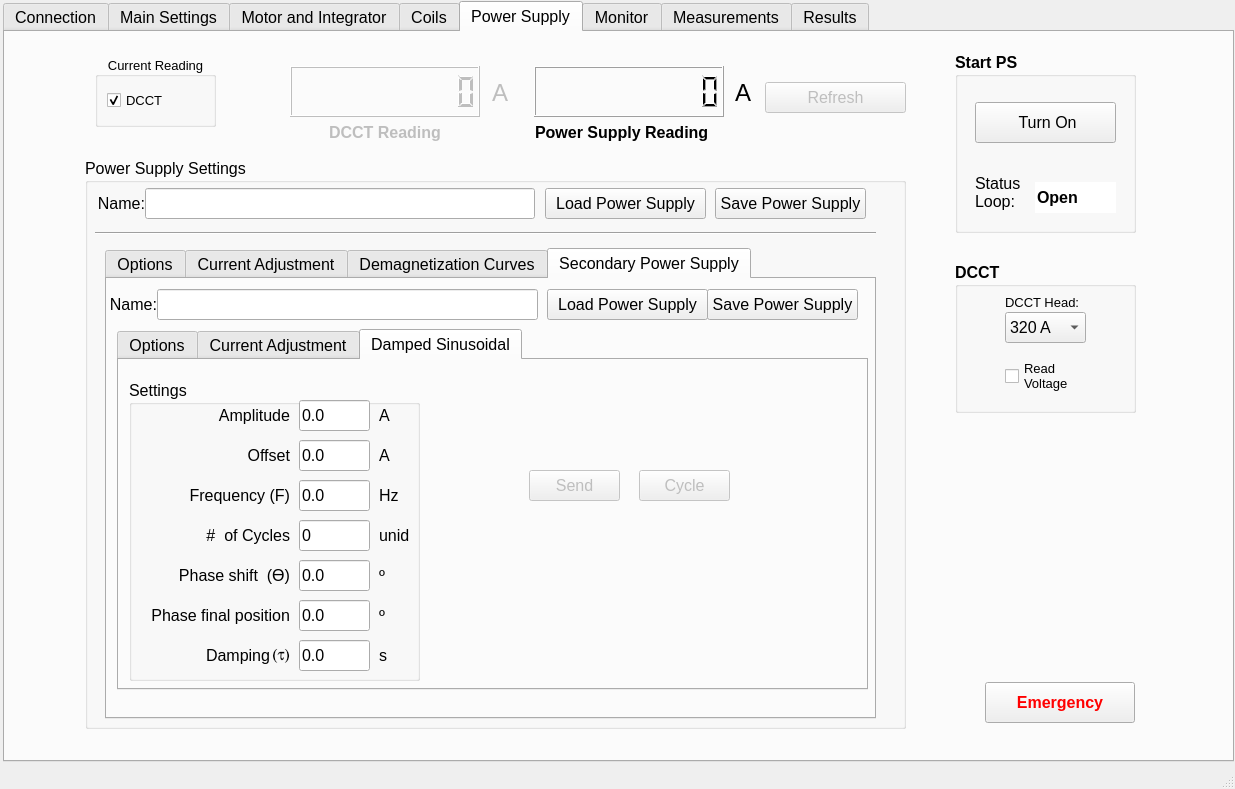
First picture: the form in Rotating Coil v3/Rotating_Coil_Interface_v3.ui, repository lnls-ima/rotating-coil-software, before the edit.
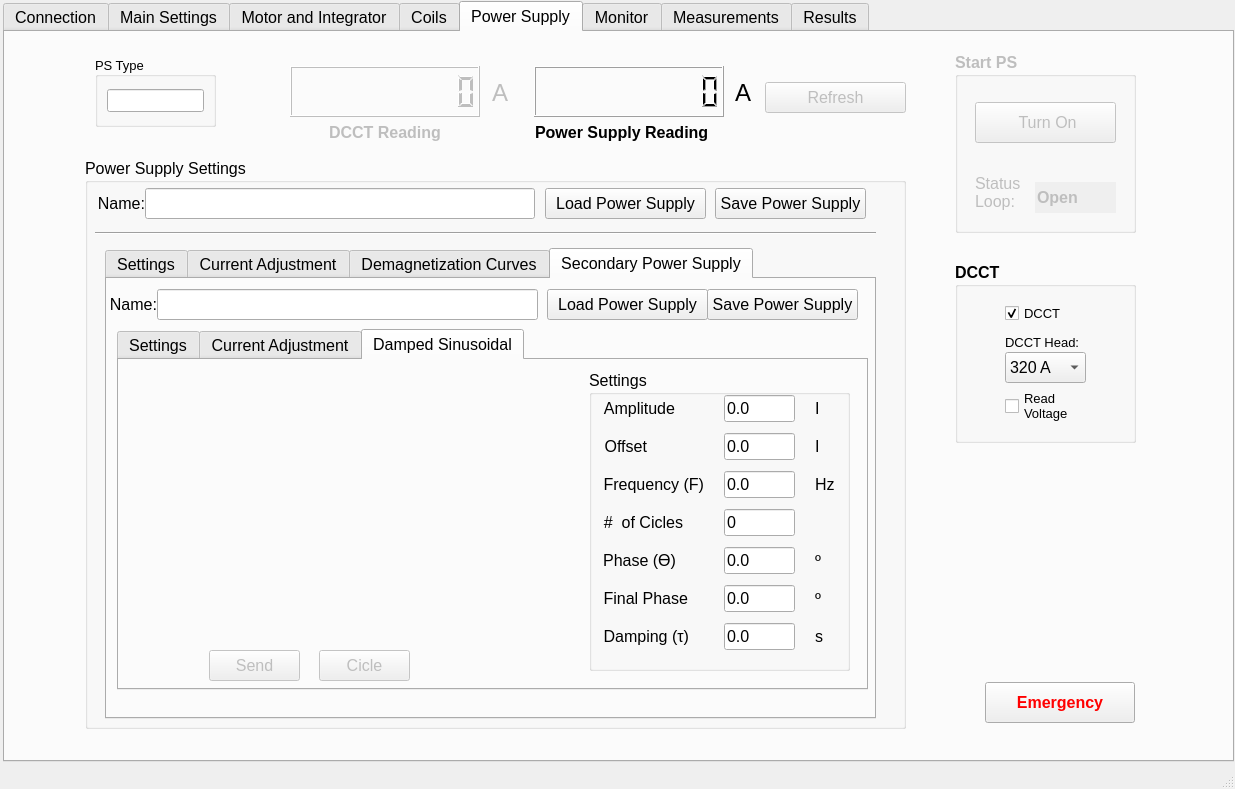
Second picture: the form after the edit. The open tabs and pages were chosen to show the change. Icons and pictures are not drawn. Custom widgets are drawn as their Qt base class.

Patch:
```diff
--- a/Rotating Coil v3/Rotating_Coil_Interface_v3.ui
+++ b/Rotating Coil v3/Rotating_Coil_Interface_v3.ui
@@ -2517,7 +2517,7 @@
        </property>
        <widget class="QWidget" name="tab_2">
         <attribute name="title">
-         <string>Options</string>
+         <string>Settings</string>
         </attribute>
         <widget class="QTextBrowser" name="textBrowser">
          <property name="enabled">
@@ -3884,7 +3884,7 @@
          </property>
          <widget class="QWidget" name="tab_17">
           <attribute name="title">
-           <string>Options</string>
+           <string>Settings</string>
           </attribute>
           <widget class="QGroupBox" name="groupBox_9">
            <property name="geometry">
@@ -4463,8 +4463,8 @@
            </property>
            <property name="geometry">
             <rect>
-             <x>410</x>
-             <y>110</y>
+             <x>90</x>
+             <y>290</y>
              <width>91</width>
              <height>31</height>
             </rect>
@@ -4489,14 +4489,14 @@
            </property>
            <property name="geometry">
             <rect>
-             <x>520</x>
-             <y>110</y>
+             <x>200</x>
+             <y>290</y>
              <width>91</width>
              <height>31</height>
             </rect>
            </property>
            <property name="text">
-            <string>Cycle</string>
+            <string>Cicle</string>
            </property>
            <property name="icon">
             <iconset resource="resource_file.qrc">
@@ -4512,330 +4512,424 @@
           <widget class="QGroupBox" name="groupBox_23">
            <property name="geometry">
             <rect>
-             <x>10</x>
-             <y>20</y>
-             <width>291</width>
+             <x>470</x>
+             <y>10</y>
+             <width>261</width>
              <height>301</height>
             </rect>
            </property>
            <property name="title">
             <string>Settings</string>
            </property>
-           <widget class="QLineEdit" name="le_damp_sin_Ampl_2">
+           <widget class="QWidget" name="layoutWidget">
             <property name="geometry">
              <rect>
-              <x>170</x>
-              <y>20</y>
-              <width>71</width>
-              <height>31</height>
-             </rect>
-            </property>
-            <property name="text">
-             <string>0.0</string>
-            </property>
-           </widget>
-           <widget class="QLineEdit" name="le_damp_sin_Offset_2">
-            <property name="geometry">
-             <rect>
-              <x>170</x>
-              <y>60</y>
-              <width>71</width>
-              <height>31</height>
-             </rect>
-            </property>
-            <property name="text">
-             <string>0.0</string>
-            </property>
-           </widget>
-           <widget class="QLabel" name="label_104">
-            <property name="geometry">
-             <rect>
               <x>0</x>
               <y>20</y>
-              <width>161</width>
-              <height>31</height>
+              <width>261</width>
+              <height>271</height>
              </rect>
             </property>
-            <property name="text">
-             <string>Amplitude</string>
-            </property>
-            <property name="alignment">
-             <set>Qt::AlignRight|Qt::AlignTrailing|Qt::AlignVCenter</set>
-            </property>
+            <layout class="QGridLayout" name="gridLayout_16">
+             <item row="0" column="0">
+              <widget class="QLabel" name="label_104">
+               <property name="sizePolicy">
+                <sizepolicy hsizetype="Maximum" vsizetype="Preferred">
+                 <horstretch>0</horstretch>
+                 <verstretch>0</verstretch>
+                </sizepolicy>
+               </property>
+               <property name="text">
+                <string>Amplitude</string>
+               </property>
+               <property name="alignment">
+                <set>Qt::AlignRight|Qt::AlignTrailing|Qt::AlignVCenter</set>
+               </property>
+              </widget>
+             </item>
+             <item row="0" column="1">
+              <widget class="QLineEdit" name="le_damp_sin_Ampl_2">
+               <property name="sizePolicy">
+                <sizepolicy hsizetype="Fixed" vsizetype="Fixed">
+                 <horstretch>0</horstretch>
+                 <verstretch>0</verstretch>
+                </sizepolicy>
+               </property>
+               <property name="minimumSize">
+                <size>
+                 <width>71</width>
+                 <height>0</height>
+                </size>
+               </property>
+               <property name="maximumSize">
+                <size>
+                 <width>71</width>
+                 <height>16777215</height>
+                </size>
+               </property>
+               <property name="text">
+                <string>0.0</string>
+               </property>
+              </widget>
+             </item>
+             <item row="0" column="2">
+              <widget class="QLabel" name="label_206">
+               <property name="sizePolicy">
+                <sizepolicy hsizetype="Maximum" vsizetype="Preferred">
+                 <horstretch>0</horstretch>
+                 <verstretch>0</verstretch>
+                </sizepolicy>
+               </property>
+               <property name="text">
+                <string>I</string>
+               </property>
+              </widget>
+             </item>
+             <item row="1" column="0">
+              <widget class="QLabel" name="label_208">
+               <property name="sizePolicy">
+                <sizepolicy hsizetype="Maximum" vsizetype="Preferred">
+                 <horstretch>0</horstretch>
+                 <verstretch>0</verstretch>
+                </sizepolicy>
+               </property>
+               <property name="text">
+                <string>Offset</string>
+               </property>
+               <property name="alignment">
+                <set>Qt::AlignRight|Qt::AlignTrailing|Qt::AlignVCenter</set>
+               </property>
+              </widget>
+             </item>
+             <item row="1" column="1">
+              <widget class="QLineEdit" name="le_damp_sin_Offset_2">
+               <property name="sizePolicy">
+                <sizepolicy hsizetype="Fixed" vsizetype="Fixed">
+                 <horstretch>0</horstretch>
+                 <verstretch>0</verstretch>
+                </sizepolicy>
+               </property>
+               <property name="minimumSize">
+                <size>
+                 <width>71</width>
+                 <height>0</height>
+                </size>
+               </property>
+               <property name="maximumSize">
+                <size>
+                 <width>71</width>
+                 <height>16777215</height>
+                </size>
+               </property>
+               <property name="text">
+                <string>0.0</string>
+               </property>
+              </widget>
+             </item>
+             <item row="1" column="2">
+              <widget class="QLabel" name="label_207">
+               <property name="sizePolicy">
+                <sizepolicy hsizetype="Maximum" vsizetype="Preferred">
+                 <horstretch>0</horstretch>
+                 <verstretch>0</verstretch>
+                </sizepolicy>
+               </property>
+               <property name="text">
+                <string>I</string>
+               </property>
+              </widget>
+             </item>
+             <item row="2" column="0">
+              <widget class="QLabel" name="label_212">
+               <property name="sizePolicy">
+                <sizepolicy hsizetype="Maximum" vsizetype="Preferred">
+                 <horstretch>0</horstretch>
+                 <verstretch>0</verstretch>
+                </sizepolicy>
+               </property>
+               <property name="text">
+                <string>Frequency (F)</string>
+               </property>
+               <property name="alignment">
+                <set>Qt::AlignRight|Qt::AlignTrailing|Qt::AlignVCenter</set>
+               </property>
+              </widget>
+             </item>
+             <item row="2" column="1">
+              <widget class="QLineEdit" name="le_damp_sin_Freq_2">
+               <property name="sizePolicy">
+                <sizepolicy hsizetype="Fixed" vsizetype="Fixed">
+                 <horstretch>0</horstretch>
+                 <verstretch>0</verstretch>
+                </sizepolicy>
+               </property>
+               <property name="minimumSize">
+                <size>
+                 <width>71</width>
+                 <height>0</height>
+                </size>
+               </property>
+               <property name="maximumSize">
+                <size>
+                 <width>71</width>
+                 <height>16777215</height>
+                </size>
+               </property>
+               <property name="text">
+                <string>0.0</string>
+               </property>
+              </widget>
+             </item>
+             <item row="2" column="2">
+              <widget class="QLabel" name="label_210">
+               <property name="sizePolicy">
+                <sizepolicy hsizetype="Maximum" vsizetype="Preferred">
+                 <horstretch>0</horstretch>
+                 <verstretch>0</verstretch>
+                </sizepolicy>
+               </property>
+               <property name="text">
+                <string>Hz</string>
+               </property>
+              </widget>
+             </item>
+             <item row="3" column="0">
+              <widget class="QLabel" name="label_215">
+               <property name="sizePolicy">
+                <sizepolicy hsizetype="Maximum" vsizetype="Preferred">
+                 <horstretch>0</horstretch>
+                 <verstretch>0</verstretch>
+                </sizepolicy>
+               </property>
+               <property name="text">
+                <string>#  of Cicles</string>
+               </property>
+               <property name="alignment">
+                <set>Qt::AlignRight|Qt::AlignTrailing|Qt::AlignVCenter</set>
+               </property>
+              </widget>
+             </item>
+             <item row="3" column="1">
+              <widget class="QLineEdit" name="le_damp_sin_nCicles_2">
+               <property name="sizePolicy">
+                <sizepolicy hsizetype="Fixed" vsizetype="Fixed">
+                 <horstretch>0</horstretch>
+                 <verstretch>0</verstretch>
+                </sizepolicy>
+               </property>
+               <property name="minimumSize">
+                <size>
+                 <width>71</width>
+                 <height>0</height>
+                </size>
+               </property>
+               <property name="maximumSize">
+                <size>
+                 <width>71</width>
+                 <height>16777215</height>
+                </size>
+               </property>
+               <property name="text">
+                <string>0</string>
+               </property>
+              </widget>
+             </item>
+             <item row="3" column="2">
+              <widget class="QLabel" name="label_214">
+               <property name="sizePolicy">
+                <sizepolicy hsizetype="Maximum" vsizetype="Preferred">
+                 <horstretch>0</horstretch>
+                 <verstretch>0</verstretch>
+                </sizepolicy>
+               </property>
+               <property name="text">
+                <string/>
+               </property>
+              </widget>
+             </item>
+             <item row="4" column="0">
+              <widget class="QLabel" name="label_169">
+               <property name="sizePolicy">
+                <sizepolicy hsizetype="Maximum" vsizetype="Preferred">
+                 <horstretch>0</horstretch>
+                 <verstretch>0</verstretch>
+                </sizepolicy>
+               </property>
+               <property name="text">
+                <string>Phase (ϴ)</string>
+               </property>
+               <property name="alignment">
+                <set>Qt::AlignRight|Qt::AlignTrailing|Qt::AlignVCenter</set>
+               </property>
+              </widget>
+             </item>
+             <item row="4" column="1">
+              <widget class="QLineEdit" name="le_damp_sin_phaseShift_2">
+               <property name="sizePolicy">
+                <sizepolicy hsizetype="Fixed" vsizetype="Fixed">
+                 <horstretch>0</horstretch>
+                 <verstretch>0</verstretch>
+                </sizepolicy>
+               </property>
+               <property name="minimumSize">
+                <size>
+                 <width>71</width>
+                 <height>0</height>
+                </size>
+               </property>
+               <property name="maximumSize">
+                <size>
+                 <width>71</width>
+                 <height>16777215</height>
+                </size>
+               </property>
+               <property name="text">
+                <string>0.0</string>
+               </property>
+              </widget>
+             </item>
+             <item row="4" column="2">
+              <widget class="QLabel" name="label_209">
+               <property name="sizePolicy">
+                <sizepolicy hsizetype="Maximum" vsizetype="Preferred">
+                 <horstretch>0</horstretch>
+                 <verstretch>0</verstretch>
+                </sizepolicy>
+               </property>
+               <property name="text">
+                <string>º</string>
+               </property>
+              </widget>
+             </item>
+             <item row="5" column="0">
+              <widget class="QLabel" name="label_213">
+               <property name="sizePolicy">
+                <sizepolicy hsizetype="Maximum" vsizetype="Preferred">
+                 <horstretch>0</horstretch>
+                 <verstretch>0</verstretch>
+                </sizepolicy>
+               </property>
+               <property name="text">
+                <string>Final Phase</string>
+               </property>
+               <property name="alignment">
+                <set>Qt::AlignRight|Qt::AlignTrailing|Qt::AlignVCenter</set>
+               </property>
+              </widget>
+             </item>
+             <item row="5" column="1">
+              <widget class="QLineEdit" name="le_damp_sin_finalPhase_2">
+               <property name="sizePolicy">
+                <sizepolicy hsizetype="Fixed" vsizetype="Fixed">
+                 <horstretch>0</horstretch>
+                 <verstretch>0</verstretch>
+                </sizepolicy>
+               </property>
+               <property name="minimumSize">
+                <size>
+                 <width>71</width>
+                 <height>0</height>
+                </size>
+               </property>
+               <property name="maximumSize">
+                <size>
+                 <width>71</width>
+                 <height>16777215</height>
+                </size>
+               </property>
+               <property name="text">
+                <string>0.0</string>
+               </property>
+              </widget>
+             </item>
+             <item row="5" column="2">
+              <widget class="QLabel" name="label_211">
+               <property name="sizePolicy">
+                <sizepolicy hsizetype="Maximum" vsizetype="Preferred">
+                 <horstretch>0</horstretch>
+                 <verstretch>0</verstretch>
+                </sizepolicy>
+               </property>
+               <property name="text">
+                <string>º</string>
+               </property>
+              </widget>
+             </item>
+             <item row="6" column="0">
+              <widget class="QLabel" name="label_217">
+               <property name="sizePolicy">
+                <sizepolicy hsizetype="Maximum" vsizetype="Preferred">
+                 <horstretch>0</horstretch>
+                 <verstretch>0</verstretch>
+                </sizepolicy>
+               </property>
+               <property name="text">
+                <string>Damping (τ)</string>
+               </property>
+               <property name="alignment">
+                <set>Qt::AlignRight|Qt::AlignTrailing|Qt::AlignVCenter</set>
+               </property>
+              </widget>
+             </item>
+             <item row="6" column="1">
+              <widget class="QLineEdit" name="le_damp_sin_Damping_2">
+               <property name="sizePolicy">
+                <sizepolicy hsizetype="Fixed" vsizetype="Fixed">
+                 <horstretch>0</horstretch>
+                 <verstretch>0</verstretch>
+                </sizepolicy>
+               </property>
+               <property name="minimumSize">
+                <size>
+                 <width>71</width>
+                 <height>0</height>
+                </size>
+               </property>
+               <property name="maximumSize">
+                <size>
+                 <width>71</width>
+                 <height>16777215</height>
+                </size>
+               </property>
+               <property name="text">
+                <string>0.0</string>
+               </property>
+              </widget>
+             </item>
+             <item row="6" column="2">
+              <widget class="QLabel" name="label_216">
+               <property name="sizePolicy">
+                <sizepolicy hsizetype="Maximum" vsizetype="Preferred">
+                 <horstretch>0</horstretch>
+                 <verstretch>0</verstretch>
+                </sizepolicy>
+               </property>
+               <property name="text">
+                <string>s</string>
+               </property>
+              </widget>
+             </item>
+            </layout>
            </widget>
-           <widget class="QLabel" name="label_169">
-            <property name="geometry">
-             <rect>
-              <x>0</x>
-              <y>180</y>
-              <width>161</width>
-              <height>31</height>
-             </rect>
-            </property>
-            <property name="text">
-             <string>Phase shift  (ϴ)</string>
-            </property>
-            <property name="alignment">
-             <set>Qt::AlignRight|Qt::AlignTrailing|Qt::AlignVCenter</set>
-            </property>
-           </widget>
-           <widget class="QLabel" name="label_206">
-            <property name="geometry">
-             <rect>
-              <x>250</x>
-              <y>20</y>
-              <width>41</width>
-              <height>31</height>
-             </rect>
-            </property>
-            <property name="text">
-             <string>A </string>
-            </property>
-           </widget>
-           <widget class="QLabel" name="label_207">
-            <property name="geometry">
-             <rect>
-              <x>250</x>
-              <y>60</y>
-              <width>21</width>
-              <height>31</height>
-             </rect>
-            </property>
-            <property name="text">
-             <string>A</string>
-            </property>
-           </widget>
-           <widget class="QLineEdit" name="le_damp_sin_phaseShift_2">
-            <property name="geometry">
-             <rect>
-              <x>170</x>
-              <y>180</y>
-              <width>71</width>
-              <height>31</height>
-             </rect>
-            </property>
-            <property name="text">
-             <string>0.0</string>
-            </property>
-           </widget>
-           <widget class="QLabel" name="label_208">
-            <property name="geometry">
-             <rect>
-              <x>0</x>
-              <y>60</y>
-              <width>161</width>
-              <height>31</height>
-             </rect>
-            </property>
-            <property name="text">
-             <string>Offset</string>
-            </property>
-            <property name="alignment">
-             <set>Qt::AlignRight|Qt::AlignTrailing|Qt::AlignVCenter</set>
-            </property>
-           </widget>
-           <widget class="QLabel" name="label_209">
-            <property name="geometry">
-             <rect>
-              <x>250</x>
-              <y>180</y>
-              <width>21</width>
-              <height>31</height>
-             </rect>
-            </property>
-            <property name="text">
-             <string>º</string>
-            </property>
-           </widget>
-           <widget class="QLabel" name="label_210">
-            <property name="geometry">
-             <rect>
-              <x>250</x>
-              <y>100</y>
-              <width>31</width>
-              <height>31</height>
-             </rect>
-            </property>
-            <property name="text">
-             <string>Hz</string>
-            </property>
-           </widget>
-           <widget class="QLineEdit" name="le_damp_sin_Freq_2">
-            <property name="geometry">
-             <rect>
-              <x>170</x>
-              <y>100</y>
-              <width>71</width>
-              <height>31</height>
-             </rect>
-            </property>
-            <property name="text">
-             <string>0.0</string>
-            </property>
-           </widget>
-           <widget class="QLabel" name="label_211">
-            <property name="geometry">
-             <rect>
-              <x>250</x>
-              <y>220</y>
-              <width>21</width>
-              <height>31</height>
-             </rect>
-            </property>
-            <property name="text">
-             <string>º</string>
-            </property>
-           </widget>
-           <widget class="QLabel" name="label_212">
-            <property name="geometry">
-             <rect>
-              <x>0</x>
-              <y>100</y>
-              <width>161</width>
-              <height>31</height>
-             </rect>
-            </property>
-            <property name="text">
-             <string>Frequency (F)</string>
-            </property>
-            <property name="alignment">
-             <set>Qt::AlignRight|Qt::AlignTrailing|Qt::AlignVCenter</set>
-            </property>
-           </widget>
-           <widget class="QLabel" name="label_213">
-            <property name="geometry">
-             <rect>
-              <x>20</x>
-              <y>220</y>
-              <width>141</width>
-              <height>31</height>
-             </rect>
-            </property>
-            <property name="text">
-             <string>Phase final position</string>
-            </property>
-            <property name="alignment">
-             <set>Qt::AlignRight|Qt::AlignTrailing|Qt::AlignVCenter</set>
-            </property>
-           </widget>
-           <widget class="QLineEdit" name="le_damp_sin_finalPhase_2">
-            <property name="geometry">
-             <rect>
-              <x>170</x>
-              <y>220</y>
-              <width>71</width>
-              <height>31</height>
-             </rect>
-            </property>
-            <property name="text">
-             <string>0.0</string>
-            </property>
-           </widget>
-           <widget class="QLabel" name="label_214">
-            <property name="geometry">
-             <rect>
-              <x>250</x>
-              <y>140</y>
-              <width>41</width>
-              <height>31</height>
-             </rect>
-            </property>
-            <property name="text">
-             <string>unid</string>
-            </property>
-           </widget>
-           <widget class="QLabel" name="label_215">
-            <property name="geometry">
-             <rect>
-              <x>0</x>
-              <y>140</y>
-              <width>161</width>
-              <height>31</height>
-             </rect>
-            </property>
-            <property name="text">
-             <string>#  of Cycles</string>
-            </property>
-            <property name="alignment">
-             <set>Qt::AlignRight|Qt::AlignTrailing|Qt::AlignVCenter</set>
-            </property>
-           </widget>
-           <widget class="QLineEdit" name="le_damp_sin_nCycles_2">
-            <property name="geometry">
-             <rect>
-              <x>170</x>
-              <y>140</y>
-              <width>71</width>
-              <height>31</height>
-             </rect>
-            </property>
-            <property name="text">
-             <string>0</string>
-            </property>
-           </widget>
-           <widget class="QLabel" name="label_216">
-            <property name="geometry">
-             <rect>
-              <x>250</x>
-              <y>260</y>
-              <width>21</width>
-              <height>31</height>
-             </rect>
-            </property>
-            <property name="text">
-             <string>s</string>
-            </property>
-           </widget>
-           <widget class="QLabel" name="label_217">
-            <property name="geometry">
-             <rect>
-              <x>30</x>
-              <y>260</y>
-              <width>111</width>
-              <height>31</height>
-             </rect>
-            </property>
-            <property name="text">
-             <string>Damping</string>
-            </property>
-            <property name="alignment">
-             <set>Qt::AlignRight|Qt::AlignTrailing|Qt::AlignVCenter</set>
-            </property>
-           </widget>
-           <widget class="QLineEdit" name="le_damp_sin_Damping_2">
-            <property name="geometry">
-             <rect>
-              <x>170</x>
-              <y>260</y>
-              <width>71</width>
-              <height>31</height>
-             </rect>
-            </property>
-            <property name="text">
-             <string>0.0</string>
-            </property>
-           </widget>
-           <widget class="QLabel" name="label_218">
-            <property name="geometry">
-             <rect>
-              <x>140</x>
-              <y>260</y>
-              <width>21</width>
-              <height>31</height>
-             </rect>
-            </property>
-            <property name="font">
-             <font>
-              <family>Symbol</family>
-             </font>
-            </property>
-            <property name="text">
-             <string>(t)</string>
-            </property>
-            <property name="alignment">
-             <set>Qt::AlignRight|Qt::AlignTrailing|Qt::AlignVCenter</set>
-            </property>
-           </widget>
+          </widget>
+          <widget class="QLabel" name="label_13">
+           <property name="geometry">
+            <rect>
+             <x>0</x>
+             <y>10</y>
+             <width>431</width>
+             <height>271</height>
+            </rect>
+           </property>
+           <property name="text">
+            <string/>
+           </property>
+           <property name="pixmap">
+            <pixmap resource="resource_file.qrc">:/Images/imagens/dsinusoidal.png</pixmap>
+           </property>
+           <property name="scaledContents">
+            <bool>true</bool>
+           </property>
           </widget>
          </widget>
         </widget>
@@ -5045,26 +5139,15 @@
        </font>
       </property>
       <property name="title">
-       <string>Current Reading</string>
+       <string>PS Type</string>
       </property>
       <property name="alignment">
-       <set>Qt::AlignCenter</set>
+       <set>Qt::AlignLeading|Qt::AlignLeft|Qt::AlignVCenter</set>
       </property>
       <layout class="QGridLayout" name="gridLayout_8">
        <item row="0" column="0">
-        <widget class="QCheckBox" name="chb_dcct">
-         <property name="font">
-          <font>
-           <pointsize>10</pointsize>
-          </font>
-         </property>
-         <property name="toolTip">
-          <string>&lt;html&gt;&lt;head/&gt;&lt;body&gt;&lt;p&gt;&lt;br/&gt;&lt;/p&gt;&lt;/body&gt;&lt;/html&gt;</string>
-         </property>
-         <property name="text">
-          <string>DCCT</string>
-         </property>
-         <property name="checked">
+        <widget class="QLineEdit" name="le_ps_type_cfg">
+         <property name="readOnly">
           <bool>true</bool>
          </property>
         </widget>
@@ -5148,7 +5231,7 @@
      </widget>
      <widget class="QGroupBox" name="gb_start_supply">
       <property name="enabled">
-       <bool>true</bool>
+       <bool>false</bool>
       </property>
       <property name="geometry">
        <rect>
@@ -5169,7 +5252,7 @@
       </property>
       <widget class="QPushButton" name="pb_PS_button">
        <property name="enabled">
-        <bool>true</bool>
+        <bool>false</bool>
        </property>
        <property name="geometry">
         <rect>
@@ -5206,7 +5289,7 @@
       </widget>
       <widget class="QLineEdit" name="le_status_loop">
        <property name="enabled">
-        <bool>true</bool>
+        <bool>false</bool>
        </property>
        <property name="geometry">
         <rect>
@@ -5234,6 +5317,9 @@
        </property>
       </widget>
       <widget class="QLabel" name="label_32">
+       <property name="enabled">
+        <bool>false</bool>
+       </property>
        <property name="geometry">
         <rect>
          <x>20</x>
@@ -5261,7 +5347,7 @@
         <x>950</x>
         <y>230</y>
         <width>181</width>
-        <height>151</height>
+        <height>181</height>
        </rect>
       </property>
       <property name="font">
@@ -5277,7 +5363,7 @@
        <property name="geometry">
         <rect>
          <x>50</x>
-         <y>94</y>
+         <y>124</y>
          <width>70</width>
          <height>40</height>
         </rect>
@@ -5304,7 +5390,7 @@
        <property name="geometry">
         <rect>
          <x>50</x>
-         <y>30</y>
+         <y>70</y>
          <width>80</width>
          <height>20</height>
         </rect>
@@ -5324,7 +5410,7 @@
        <property name="geometry">
         <rect>
          <x>50</x>
-         <y>50</y>
+         <y>90</y>
          <width>81</width>
          <height>31</height>
         </rect>
@@ -5354,6 +5440,32 @@
         </property>
        </item>
       </widget>
+      <widget class="QCheckBox" name="chb_dcct">
+       <property name="geometry">
+        <rect>
+         <x>50</x>
+         <y>40</y>
+         <width>97</width>
+         <height>23</height>
+        </rect>
+       </property>
+       <property name="font">
+        <font>
+         <pointsize>10</pointsize>
+         <weight>50</weight>
+         <bold>false</bold>
+        </font>
+       </property>
+       <property name="toolTip">
+        <string>&lt;html&gt;&lt;head/&gt;&lt;body&gt;&lt;p&gt;&lt;br/&gt;&lt;/p&gt;&lt;/body&gt;&lt;/html&gt;</string>
+       </property>
+       <property name="text">
+        <string>DCCT</string>
+       </property>
+       <property name="checked">
+        <bool>true</bool>
+       </property>
+      </widget>
      </widget>
     </widget>
     <widget class="QWidget" name="tab_12">
```
Left out of the diff: 1262 changed lines with no effect on the pictures.
